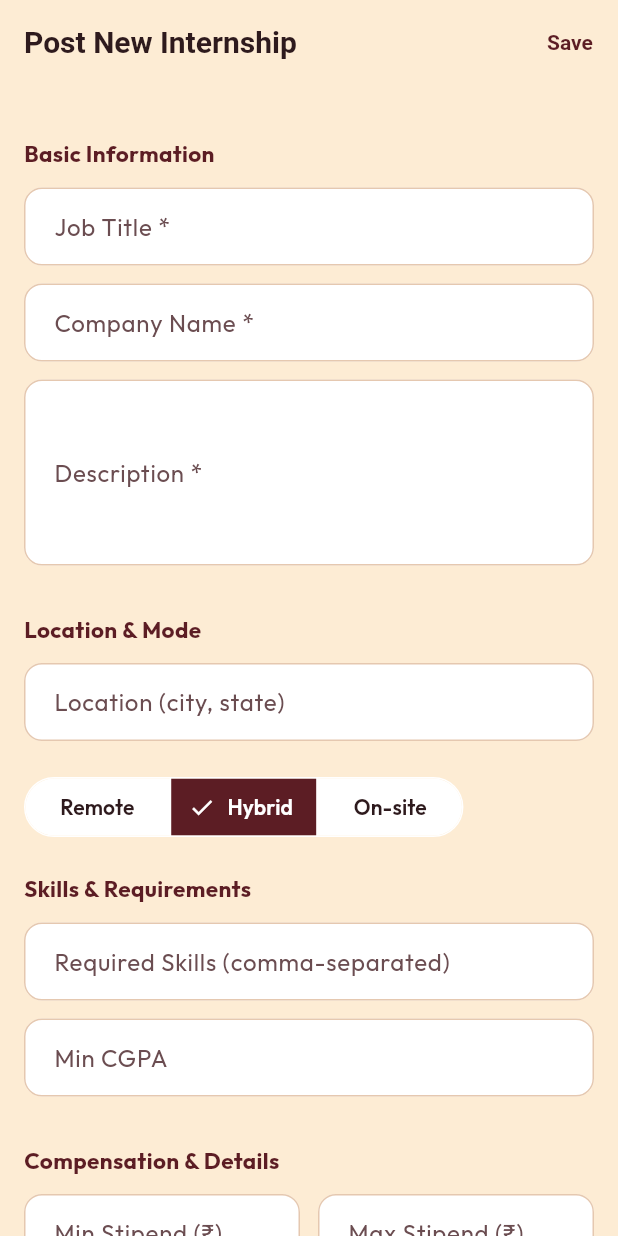
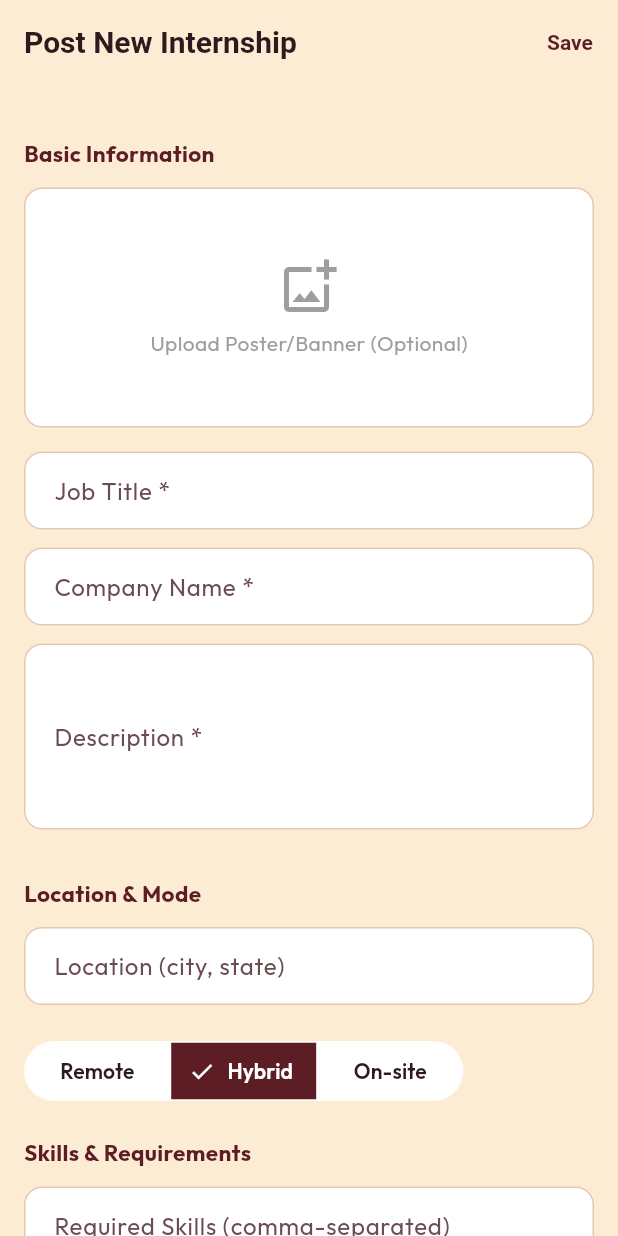
Before and after one commit to vinni66/internhub, a Flutter app: the CreateInternshipScreen screen opened by its route, on a phone screen of 412 x 824 dp. Run offline on Flutter 3.47's test engine with Material 3 defaults, Android fonts, the phone set to English and light mode, and no system bars; our stand-ins replace dio, flutter_riverpod, flutter_secure_storage, go_router, google_fonts, image_picker and 2 more; accounts and stored records are empty.

Commit message:
feat: add frontend and backend poster upload feature

```diff
--- a/frontend/lib/features/faculty/presentation/screens/create_internship_screen.dart
+++ b/frontend/lib/features/faculty/presentation/screens/create_internship_screen.dart
@@ -1,6 +1,10 @@
+import 'dart:io';
+import 'package:flutter/foundation.dart';
 import 'package:flutter/material.dart';
 import 'package:flutter_riverpod/flutter_riverpod.dart';
 import 'package:go_router/go_router.dart';
+import 'package:image_picker/image_picker.dart';
+import 'package:dio/dio.dart';
 import 'package:internhub_app/core/constants/api_constants.dart';
 import 'package:internhub_app/core/theme/app_colors.dart';
 import 'package:internhub_app/features/auth/presentation/providers/auth_notifier.dart';
@@ -29,6 +33,8 @@ class _CreateInternshipScreenState
   final _deadlineCtrl = TextEditingController();
   String _mode = 'hybrid';
   bool _loading = false;
+  XFile? _posterImage;
+  final ImagePicker _picker = ImagePicker();
 
   @override
   void dispose() {
@@ -50,16 +56,41 @@ class _CreateInternshipScreenState
     super.dispose();
   }
 
+  Future<void> _pickImage() async {
+    final XFile? image = await _picker.pickImage(source: ImageSource.gallery);
+    if (image != null) {
+      setState(() => _posterImage = image);
+    }
+  }
+
+  Future<String?> _uploadImage() async {
+    if (_posterImage == null) return null;
+    final client = ref.read(dioClientProvider);
+    try {
+      final formData = FormData.fromMap({
+        'file': await MultipartFile.fromFile(_posterImage!.path,
+            filename: _posterImage!.name),
+      });
+      final res = await client.dio.post('/upload/image', data: formData);
+      return res.data['url'] as String?;
+    } catch (e) {
+      debugPrint('Image upload failed: $e');
+      return null;
+    }
+  }
+
   Future<void> _submit() async {
     if (!_formKey.currentState!.validate()) return;
     setState(() => _loading = true);
     try {
+      String? posterUrl = await _uploadImage();
       final client = ref.read(dioClientProvider);
       await client.dio.post(ApiConstants.facultyInternships, data: {
         'title': _titleCtrl.text.trim(),
         'company_name': _companyCtrl.text.trim(),
         'description': _descCtrl.text.trim(),
         'mode': _mode,
+        'poster_url': posterUrl,
         'location': _locationCtrl.text.trim().isEmpty
             ? null
             : _locationCtrl.text.trim(),
@@ -130,6 +161,38 @@ class _CreateInternshipScreenState
             crossAxisAlignment: CrossAxisAlignment.start,
             children: [
               _section('Basic Information'),
+              GestureDetector(
+                onTap: _pickImage,
+                child: Container(
+                  width: double.infinity,
+                  height: 160,
+                  margin: const EdgeInsets.only(bottom: 16),
+                  decoration: BoxDecoration(
+                    color: AppColors.bgCard,
+                    borderRadius: BorderRadius.circular(12),
+                    border: Border.all(color: AppColors.border),
+                  ),
+                  child: _posterImage != null
+                      ? ClipRRect(
+                          borderRadius: BorderRadius.circular(12),
+                          child: kIsWeb
+                              ? Image.network(_posterImage!.path,
+                                  fit: BoxFit.cover)
+                              : Image.file(File(_posterImage!.path),
+                                  fit: BoxFit.cover),
+                        )
+                      : const Column(
+                          mainAxisAlignment: MainAxisAlignment.center,
+                          children: [
+                            Icon(Icons.add_photo_alternate_outlined,
+                                size: 40, color: Colors.grey),
+                            SizedBox(height: 8),
+                            Text('Upload Poster/Banner (Optional)',
+                                style: TextStyle(color: Colors.grey)),
+                          ],
+                        ),
+                ),
+              ),
               _field(_titleCtrl, 'Job Title *', required: true),
               _field(_companyCtrl, 'Company Name *', required: true),
               _field(_descCtrl, 'Description *', required: true, maxLines: 4),
--- a/frontend/lib/features/internship/presentation/screens/internship_list_screen.dart
+++ b/frontend/lib/features/internship/presentation/screens/internship_list_screen.dart
@@ -14,6 +14,7 @@ class InternshipModel {
   final String title;
   final String companyName;
   final String? companyLogoUrl;
+  final String? posterUrl;
   final String mode;
   final String? location;
   final String? stipendRange;
@@ -27,6 +28,7 @@ class InternshipModel {
     required this.title,
     required this.companyName,
     this.companyLogoUrl,
+    this.posterUrl,
     required this.mode,
     this.location,
     this.stipendRange,
@@ -54,6 +56,7 @@ class InternshipModel {
       title: j['title'] as String,
       companyName: j['company_name'] as String,
       companyLogoUrl: j['company_logo_url'] as String?,
+      posterUrl: j['poster_url'] as String?,
       mode: (j['mode'] as String?) ?? 'remote',
       location: j['location'] as String?,
       stipendRange: stipendRange,
--- a/frontend/pubspec.yaml
+++ b/frontend/pubspec.yaml
@@ -62,6 +62,8 @@ dependencies:
   intl: ^0.19.0
   url_launcher: ^6.3.1
   path_provider: ^2.1.4
+  image_picker: ^1.2.1
+  mime: ^2.0.0
 
 dev_dependencies:
   flutter_test:
```
Also changed, not shown: frontend/lib/core/constants/api_constants.dart (+4 -5 lines), frontend/lib/features/dashboard/presentation/screens/student_home_screen.dart (+17 -5 lines), frontend/lib/features/internship/presentation/screens/internship_detail_screen.dart (+25 -4 lines), 7 other files.
